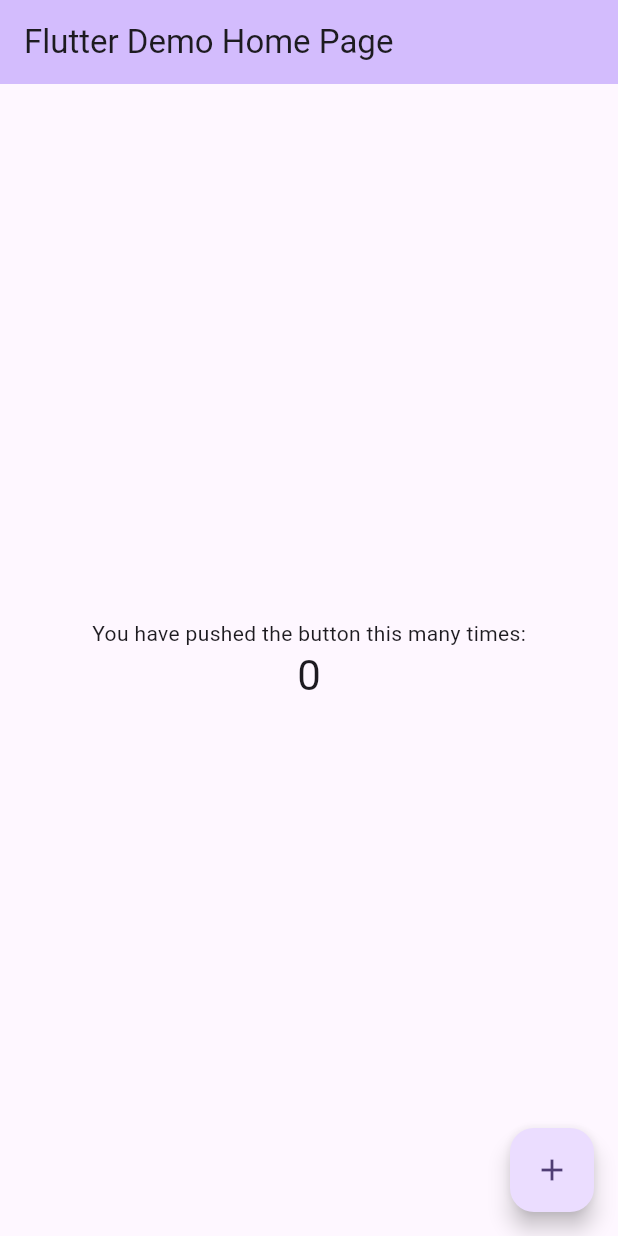
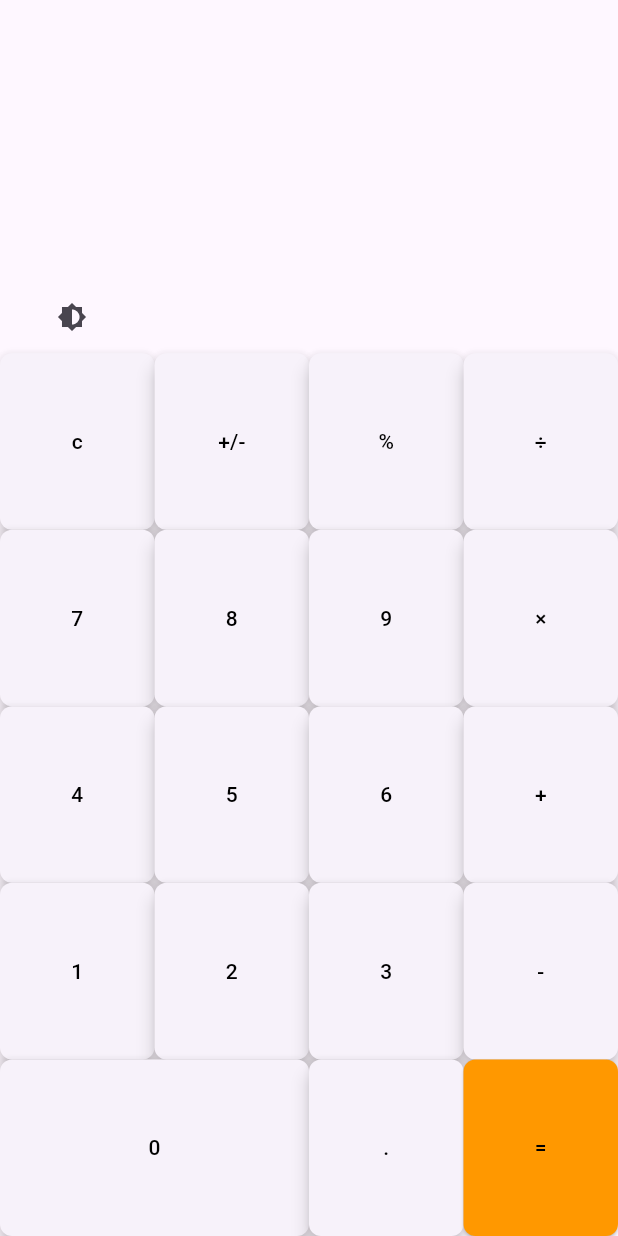
Before and after one commit to palmgarmer/flutter_calculator, a Flutter app: the screen it shows after launch, on a phone screen of 412 x 824 dp. Run offline on Flutter 3.47's test engine with Material 3 defaults, Android fonts, the phone set to English and light mode, and no system bars; missing offline and left inert: expressions.

```diff
--- a/lib/main.dart
+++ b/lib/main.dart
@@ -1,125 +1,274 @@
 import 'package:flutter/material.dart';
+import 'package:expressions/expressions.dart';
 
 void main() {
-  runApp(const MyApp());
+  runApp(MyApp());
 }
 
-class MyApp extends StatelessWidget {
-  const MyApp({super.key});
+class MyApp extends StatefulWidget {
+  @override
+  _MyAppState createState() => _MyAppState();
+}
 
-  // This widget is the root of your application.
+class _MyAppState extends State<MyApp> {
+  ThemeMode _themeMode = ThemeMode.light;
+
+  void _changeTheme() {
+    setState(() {
+      _themeMode =
+          _themeMode == ThemeMode.light ? ThemeMode.dark : ThemeMode.light;
+    });
+  }
+
   @override
   Widget build(BuildContext context) {
     return MaterialApp(
-      title: 'Flutter Demo',
-      theme: ThemeData(
-        // This is the theme of your application.
-        //
-        // TRY THIS: Try running your application with "flutter run". You'll see
-        // the application has a purple toolbar. Then, without quitting the app,
-        // try changing the seedColor in the colorScheme below to Colors.green
-        // and then invoke "hot reload" (save your changes or press the "hot
-        // reload" button in a Flutter-supported IDE, or press "r" if you used
-        // the command line to start the app).
-        //
-        // Notice that the counter didn't reset back to zero; the application
-        // state is not lost during the reload. To reset the state, use hot
-        // restart instead.
-        //
-        // This works for code too, not just values: Most code changes can be
-        // tested with just a hot reload.
-        colorScheme: ColorScheme.fromSeed(seedColor: Colors.deepPurple),
-        useMaterial3: true,
+      themeMode: _themeMode,
+      theme: ThemeData.light().copyWith(
+        primaryColor: Colors.orange,
       ),
-      home: const MyHomePage(title: 'Flutter Demo Home Page'),
+      darkTheme: ThemeData.dark().copyWith(
+        primaryColor: Colors.orange,
+      ),
+      home: MyHomePage(changeTheme: _changeTheme),
+      debugShowCheckedModeBanner: false,
     );
   }
 }
 
 class MyHomePage extends StatefulWidget {
-  const MyHomePage({super.key, required this.title});
+  final VoidCallback changeTheme;
 
-  // This widget is the home page of your application. It is stateful, meaning
-  // that it has a State object (defined below) that contains fields that affect
-  // how it looks.
-
-  // This class is the configuration for the state. It holds the values (in this
-  // case the title) provided by the parent (in this case the App widget) and
-  // used by the build method of the State. Fields in a Widget subclass are
-  // always marked "final".
-
-  final String title;
+  MyHomePage({required this.changeTheme});
 
   @override
   State<MyHomePage> createState() => _MyHomePageState();
 }
 
 class _MyHomePageState extends State<MyHomePage> {
-  int _counter = 0;
+  TextEditingController _resultController = TextEditingController();
+  final evaluator = const ExpressionEvaluator();
 
-  void _incrementCounter() {
+  void _calculator(String text) {
     setState(() {
-      // This call to setState tells the Flutter framework that something has
-      // changed in this State, which causes it to rerun the build method below
-      // so that the display can reflect the updated values. If we changed
-      // _counter without calling setState(), then the build method would not be
-      // called again, and so nothing would appear to happen.
-      _counter++;
+      if (text == 'c') {
+        _resultController.clear();
+      } else if (text == '+/-') {
+        if (_resultController.text.isNotEmpty) {
+          if (_resultController.text.startsWith('-')) {
+            _resultController.text = _resultController.text.substring(1);
+          } else {
+            _resultController.text = '-${_resultController.text}';
+          }
+        }
+      } else if (text == '=') {
+        try {
+          final expression = Expression.parse(
+              _resultController.text.replaceAll('×', '*').replaceAll('÷', '/'));
+          final result = evaluator.eval(expression, {});
+          _resultController.text = result.toString();
+        } catch (e) {
+          _resultController.text = 'Error';
+        }
+      } else {
+        _resultController.text += text;
+      }
     });
+  }
+
+  Widget _buildButton(BuildContext context, String text) {
+    return ElevatedButton(
+      onPressed: () {
+        _calculator(text);
+      },
+      style: ElevatedButton.styleFrom(
+        shape: RoundedRectangleBorder(
+          borderRadius: BorderRadius.circular(8),
+        ),
+        shadowColor: Colors.black,
+        elevation: 5,
+      ),
+      child: Text(
+        text,
+        style: TextStyle(
+          color: Theme.of(context).brightness == Brightness.light
+              ? Colors.black
+              : Colors.white,
+        ),
+      ),
+    );
+  }
+
+  Widget _buildVerticalButton(BuildContext context, String text, Color color) {
+    return ElevatedButton(
+      onPressed: () {
+        _calculator(text);
+      },
+      style: ElevatedButton.styleFrom(
+        backgroundColor: color,
+        shape: RoundedRectangleBorder(
+          borderRadius: BorderRadius.circular(8),
+        ),
+      ),
+      child: Column(
+        mainAxisAlignment: MainAxisAlignment.center,
+        children: text
+            .split('')
+            .map((char) => Text(
+                  char,
+                  style: TextStyle(
+                    color: Theme.of(context).brightness == Brightness.light
+                        ? Colors.black
+                        : Colors.white,
+                  ),
+                ))
+            .toList(),
+      ),
+    );
   }
 
   @override
   Widget build(BuildContext context) {
-    // This method is rerun every time setState is called, for instance as done
-    // by the _incrementCounter method above.
-    //
-    // The Flutter framework has been optimized to make rerunning build methods
-    // fast, so that you can just rebuild anything that needs updating rather
-    // than having to individually change instances of widgets.
     return Scaffold(
-      appBar: AppBar(
-        // TRY THIS: Try changing the color here to a specific color (to
-        // Colors.amber, perhaps?) and trigger a hot reload to see the AppBar
-        // change color while the other colors stay the same.
-        backgroundColor: Theme.of(context).colorScheme.inversePrimary,
-        // Here we take the value from the MyHomePage object that was created by
-        // the App.build method, and use it to set our appbar title.
-        title: Text(widget.title),
-      ),
-      body: Center(
-        // Center is a layout widget. It takes a single child and positions it
-        // in the middle of the parent.
+      body: SafeArea(
         child: Column(
-          // Column is also a layout widget. It takes a list of children and
-          // arranges them vertically. By default, it sizes itself to fit its
-          // children horizontally, and tries to be as tall as its parent.
-          //
-          // Column has various properties to control how it sizes itself and
-          // how it positions its children. Here we use mainAxisAlignment to
-          // center the children vertically; the main axis here is the vertical
-          // axis because Columns are vertical (the cross axis would be
-          // horizontal).
-          //
-          // TRY THIS: Invoke "debug painting" (choose the "Toggle Debug Paint"
-          // action in the IDE, or press "p" in the console), to see the
-          // wireframe for each widget.
-          mainAxisAlignment: MainAxisAlignment.center,
-          children: <Widget>[
-            const Text(
-              'You have pushed the button this many times:',
+          mainAxisAlignment: MainAxisAlignment.spaceEvenly,
+          crossAxisAlignment: CrossAxisAlignment.stretch,
+          children: [
+            Expanded(
+              flex: 2,
+              child: Container(
+                padding:
+                    const EdgeInsets.symmetric(horizontal: 24, vertical: 0),
+                child: Row(
+                  crossAxisAlignment: CrossAxisAlignment.end,
+                  children: [
+                    IconButton(
+                      icon: Icon(Icons.brightness_6),
+                      onPressed: widget.changeTheme,
+                      iconSize: 20,
+                    ),
+                    Expanded(
+                      child: Text(
+                        _resultController.text,
+                        style: TextStyle(
+                          fontSize: 48,
+                          fontWeight: FontWeight.bold,
+                          fontFamily: 'Digital-7',
+                        ),
+                        textAlign: TextAlign.right,
+                      ),
+                    ),
+                  ],
+                ),
+              ),
             ),
-            Text(
-              '$_counter',
-              style: Theme.of(context).textTheme.headlineMedium,
+            Expanded(
+              flex: 1,
+              child: Row(
+                mainAxisAlignment: MainAxisAlignment.spaceEvenly,
+                crossAxisAlignment: CrossAxisAlignment.stretch,
+                children: [
+                  Expanded(
+                    child: _buildButton(context, 'c'),
+                  ),
+                  Expanded(
+                    child: _buildButton(context, '+/-'),
+                  ),
+                  Expanded(
+                    child: _buildButton(context, '%'),
+                  ),
+                  Expanded(
+                    child: _buildButton(context, '÷'),
+                  ),
+                ],
+              ),
+            ),
+            Expanded(
+              flex: 1,
+              child: Row(
+                mainAxisAlignment: MainAxisAlignment.spaceEvenly,
+                crossAxisAlignment: CrossAxisAlignment.stretch,
+                children: [
+                  Expanded(
+                    child: _buildButton(context, '7'),
+                  ),
+                  Expanded(
+                    child: _buildButton(context, '8'),
+                  ),
+                  Expanded(
+                    child: _buildButton(context, '9'),
+                  ),
+                  Expanded(
+                    child: _buildButton(context, '×'),
+                  ),
+                ],
+              ),
+            ),
+            Expanded(
+              flex: 1,
+              child: Row(
+                mainAxisAlignment: MainAxisAlignment.spaceEvenly,
+                crossAxisAlignment: CrossAxisAlignment.stretch,
+                children: [
+                  Expanded(
+                    child: _buildButton(context, '4'),
+                  ),
+                  Expanded(
+                    child: _buildButton(context, '5'),
+                  ),
+                  Expanded(
+                    child: _buildButton(context, '6'),
+                  ),
+                  Expanded(
+                    child: _buildButton(context, '+'),
+                  ),
+                ],
+              ),
+            ),
+            Expanded(
+              flex: 1,
+              child: Row(
+                mainAxisAlignment: MainAxisAlignment.spaceEvenly,
+                crossAxisAlignment: CrossAxisAlignment.stretch,
+                children: [
+                  Expanded(
+                    child: _buildButton(context, '1'),
+                  ),
+                  Expanded(
+                    child: _buildButton(context, '2'),
+                  ),
+                  Expanded(
+                    child: _buildButton(context, '3'),
+                  ),
+                  Expanded(
+                    child: _buildButton(context, '-'),
+                  ),
+                ],
+              ),
+            ),
+            Expanded(
+              flex: 1,
+              child: Row(
+                mainAxisAlignment: MainAxisAlignment.spaceEvenly,
+                crossAxisAlignment: CrossAxisAlignment.stretch,
+                children: [
+                  Expanded(
+                    flex: 2,
+                    child: _buildButton(context, '0'),
+                  ),
+                  Expanded(
+                    child: _buildButton(context, '.'),
+                  ),
+                  Expanded(
+                    child: _buildVerticalButton(context, '=', Colors.orange),
+                  ),
+                ],
+              ),
             ),
           ],
         ),
       ),
-      floatingActionButton: FloatingActionButton(
-        onPressed: _incrementCounter,
-        tooltip: 'Increment',
-        child: const Icon(Icons.add),
-      ), // This trailing comma makes auto-formatting nicer for build methods.
     );
   }
 }
```
Also changed, not shown: pubspec.yaml (+8 -17 lines), assets/fonts/Digital-7.ttf (added), pubspec.lock, 27 other files.
